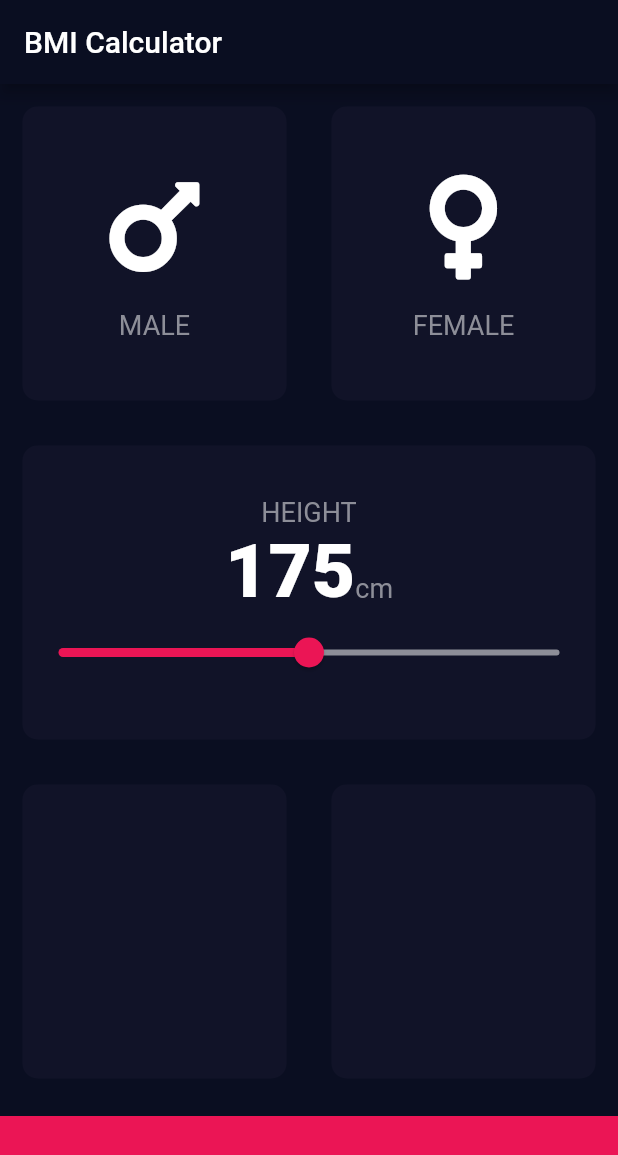
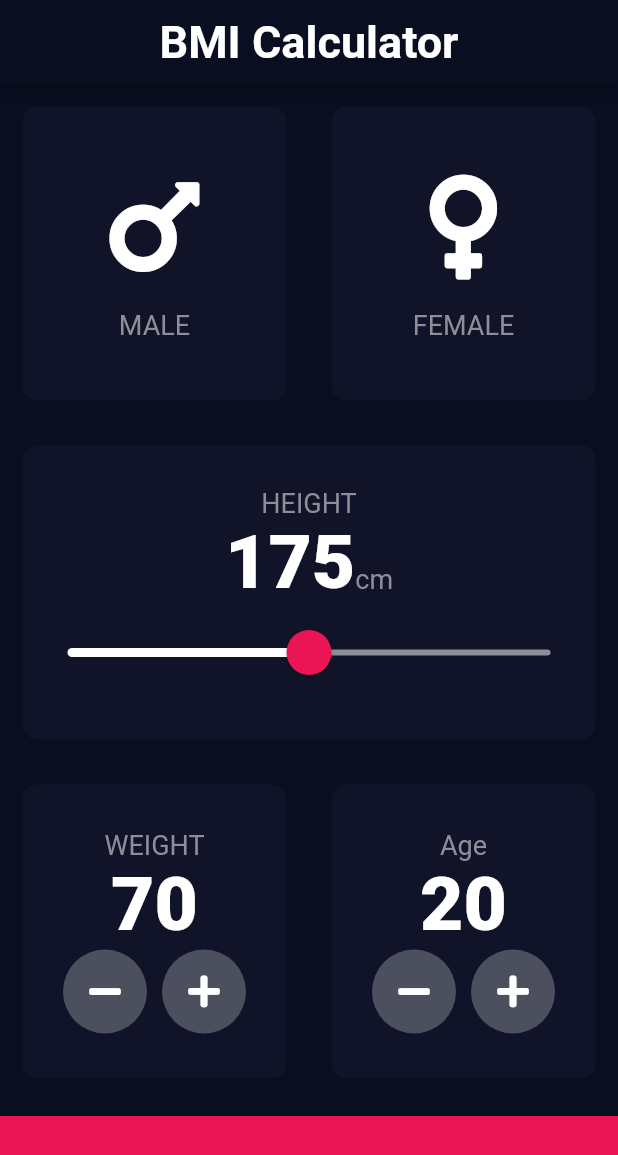
Before and after one commit to whoamins/BMI_calculator, a Flutter app: the screen it shows after launch, on a phone screen of 412 x 824 dp. Shown: the top 1155 px of the screen. Run offline on Flutter 3.47's test engine with Material 2 defaults, Android fonts, the phone set to English and light mode, and no system bars; our stand-ins replace font_awesome_flutter.

Commit message:
Add bottom cards

```diff
--- a/lib/main.dart
+++ b/lib/main.dart
@@ -8,6 +8,7 @@ class BMICalculator extends StatelessWidget {
   @override
   Widget build(BuildContext context) {
     return MaterialApp(
+      debugShowCheckedModeBanner: false,
       theme: ThemeData.dark().copyWith(
         primaryColor: Color(0xFF0A0E21),
         scaffoldBackgroundColor: Color(0xFF0A0E21),
--- a/lib/screens/input_page.dart
+++ b/lib/screens/input_page.dart
@@ -5,6 +5,7 @@ import 'package:font_awesome_flutter/font_awesome_flutter.dart';
 import 'package:bmi_calculator/widgets/main_card.dart';
 import 'package:bmi_calculator/widgets/card_content.dart';
 import 'package:bmi_calculator/utils/constants.dart';
+import 'package:bmi_calculator/widgets/round_button.dart';
 
 
 enum Gender {
@@ -21,12 +22,15 @@ class _InputPageState extends State<InputPage> {
 
   Gender selectedGender;
   int height = 175;
+  int weight = 70;
+  int age = 20;
 
   @override
   Widget build(BuildContext context) {
     return Scaffold(
         appBar: AppBar(
-          title: Text('BMI Calculator'),
+          centerTitle: true,
+          title: Text('BMI Calculator', style: TextStyle(fontSize: 30, fontWeight: FontWeight.w700),),
         ),
         body: Column(
           crossAxisAlignment: CrossAxisAlignment.stretch,
@@ -73,7 +77,7 @@ class _InputPageState extends State<InputPage> {
                       children: <Widget>[
                         Text(
                           height.toString(),
-                          style: kMiddleCardNumberStyle,
+                          style: kCardNumberStyle,
                         ),
                         Text(
                           'cm',
@@ -81,25 +85,111 @@ class _InputPageState extends State<InputPage> {
                         ),
                       ],
                     ),
-                    Slider(
+                    SliderTheme(
+                      data: SliderTheme.of(context).copyWith(
+                        inactiveTrackColor: kSliderInactiveColor,
+                        activeTrackColor: kSliderActiveColor,
+                        thumbColor: kSliderThumbColor,
+                        overlayColor: kSliderOverlayColor,
+                        thumbShape: RoundSliderThumbShape(enabledThumbRadius: 15.0),
+                        overlayShape: RoundSliderOverlayShape(overlayRadius: 30.0),
+                      ),
+                      child: Slider(
                         value: height.toDouble(),
-                      min: kSliderMinValue,
-                      max: kSliderMaxValue,
-                      activeColor: Color(0xFFEB1555),
-                      inactiveColor: Color(0xFF8D8E98),
+                        min: 120.0,
+                        max: 230.0,
                         onChanged: (double newValue) {
                           setState(() {
                             height = newValue.round();
                           });
                         },
                       ),
+                    ),
                   ],
                 ),
             )),
             Expanded(child: Row(
               children: <Widget>[
-                Expanded(child: MainCard(color: kInactiveCardColor)),
-                Expanded(child: MainCard(color: kInactiveCardColor))
+                Expanded(
+                    child: MainCard(
+                      color: kInactiveCardColor,
+                      cardChild: Column(
+                        mainAxisAlignment: MainAxisAlignment.center,
+                        children: <Widget>[
+                          Text(
+                            'WEIGHT',
+                            style: kCardSubtitleStyle,
+                          ),
+                          Text(
+                            weight.toString(),
+                            style: kCardNumberStyle,
+                          ),
+                          Row(
+                            mainAxisAlignment: MainAxisAlignment.center,
+                            children: <Widget>[
+                              RoundButton(
+                                icon: FontAwesomeIcons.minus,
+                                onPressed: () {
+                                  setState(() {
+                                    weight--;
+                                  });
+                                },
+                              ),
+                              SizedBox(width: 10.0),
+                              RoundButton(
+                                icon: FontAwesomeIcons.plus,
+                                onPressed: () {
+                                  setState(() {
+                                    weight++;
+                                  });
+                                },
+                              ),
+                            ],
+                          ),
+                        ],
+                      ),
+                    ),
+                ),
+                Expanded(
+                    child: MainCard(
+                      color: kInactiveCardColor,
+                      cardChild: Column(
+                        mainAxisAlignment: MainAxisAlignment.center,
+                        children: <Widget> [
+                          Text(
+                            'Age',
+                            style: kCardSubtitleStyle,
+                          ),
+                          Text(
+                            age.toString(),
+                            style: kCardNumberStyle,
+                          ),
+                          Row(
+                            mainAxisAlignment: MainAxisAlignment.center,
+                            children: <Widget>[
+                              RoundButton(
+                                icon: FontAwesomeIcons.minus,
+                                onPressed: () {
+                                  setState(() {
+                                    age--;
+                                  });
+                                },
+                              ),
+                              SizedBox(width: 10.0),
+                              RoundButton(
+                                icon: FontAwesomeIcons.plus,
+                                onPressed: () {
+                                  setState(() {
+                                    age++;
+                                  });
+                                },
+                              )
+                            ],
+                          )
+                        ],
+                      ),
+                    ),
+                ),
               ],
             )),
             Container(
--- a/lib/utils/constants.dart
+++ b/lib/utils/constants.dart
@@ -1,17 +1,20 @@
 import 'package:flutter/material.dart';
 
-const kCardSubtitleStyle = TextStyle(
-    fontSize: 18.0,
-    color: Color(0xFF8D8E98));
+// Common interface constants
+const kBottomContainerColor = Color(0xFFEB1555);
+const kCardNumberStyle = TextStyle(fontSize: 50.0, fontWeight: FontWeight.w900);
 
-const kMiddleCardNumberStyle = TextStyle(
-  fontSize: 50.0,
-  fontWeight: FontWeight.w900);
-
+// Small card constants
+const kCardSubtitleStyle = TextStyle(fontSize: 18.0, color: Color(0xFF8D8E98));
 const kBottomContainerHeight = 80.0;
 const kActiveCardColor = Color(0xFF1D1E33);
 const kInactiveCardColor = Color(0xFF111328);
-const kBottomContainerColor = Color(0xFFEB1555);
 
-const double kSliderMinValue = 120.0;
-const double kSliderMaxValue = 230.0;
+// Middle card constants
+const kSliderActiveColor = Color(0xFFFFFFFF);
+const kSliderInactiveColor = Color(0xFF8D8E98);
+const kSliderThumbColor = Color(0xFFEB1555);
+const kSliderOverlayColor = Color(0x29EB1555);
+
+// Button constants
+const kButtonBackgroundColor = Color(0xFF4C4F5E);
--- /dev/null
+++ b/lib/widgets/round_button.dart
@@ -0,0 +1,26 @@
+import 'package:bmi_calculator/utils/constants.dart';
+import 'package:flutter/material.dart';
+
+class RoundButton extends StatelessWidget {
+
+  RoundButton({@required this.icon, @required this.onPressed});
+
+  final IconData icon;
+  final Function onPressed;
+
+  @override
+  Widget build(BuildContext context) {
+    return RawMaterialButton(
+      child: Icon(icon),
+      elevation: 0.0,
+      constraints: BoxConstraints.tightFor(
+        width: 56.0,
+        height: 56.0,
+      ),
+      shape: CircleBorder(),
+      fillColor: kButtonBackgroundColor,
+      onPressed: onPressed,
+    );
+  }
+
+}
```
Lines whose indentation alone changed are shown as unchanged.
